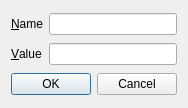
Qt form trunk/qrdc/ui/host.ui (rgfernandes/qtdesktop) before a commit.
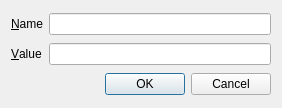
The same form after that commit.

```diff
--- a/trunk/qrdc/ui/host.ui
+++ b/trunk/qrdc/ui/host.ui
@@ -6,7 +6,7 @@
    <rect>
     <x>0</x>
     <y>0</y>
-    <width>178</width>
+    <width>282</width>
     <height>108</height>
    </rect>
   </property>
```
Left out of the diff: 35 changed lines with no effect on the pictures.
